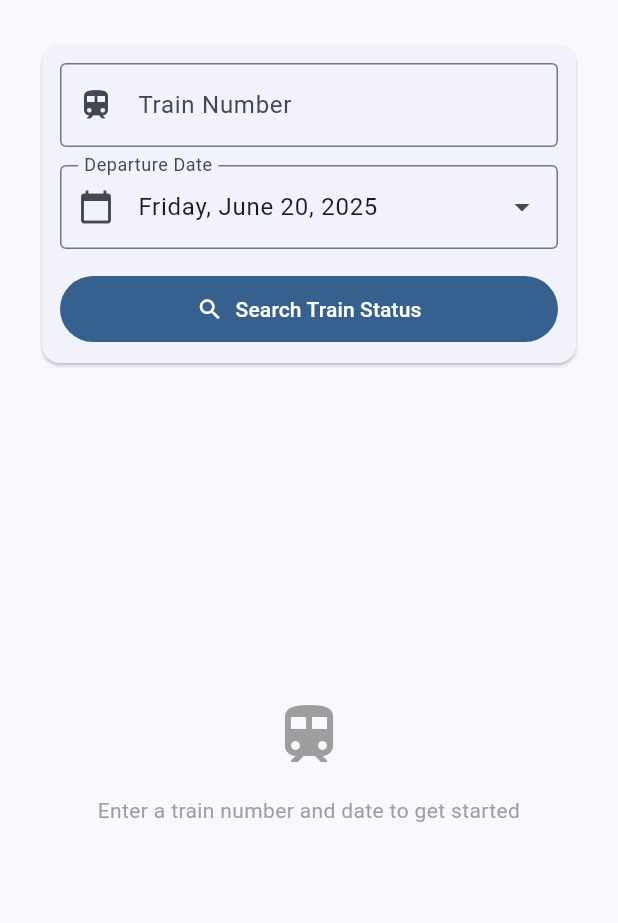
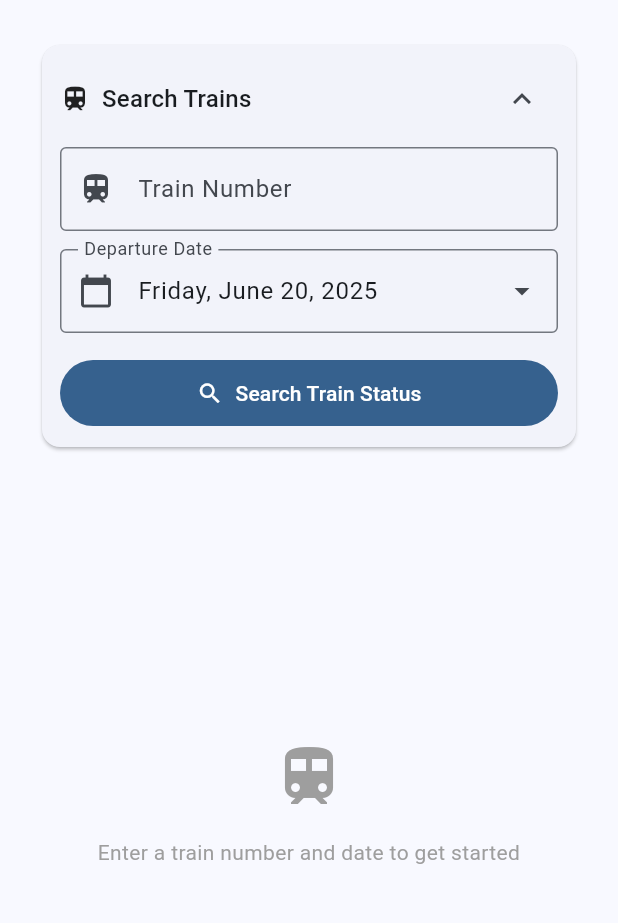
Before and after one commit to nikhilweee/amtrak-live, a Flutter app: the screen it shows after launch, on a phone screen of 412 x 824 dp, the part 63-986 px from its top. Run offline on Flutter 3.47's test engine with Material 3 defaults, Android fonts, the light colour scheme and no system bars; our stand-ins replace shared_preferences, timezone.

Commit message:
feat: implement animations

```diff
--- a/lib/widgets/search_form.dart
+++ b/lib/widgets/search_form.dart
@@ -112,32 +112,47 @@ class _SearchFormState extends State<SearchForm> {
       margin: const EdgeInsets.symmetric(horizontal: 16, vertical: 4),
       child: Padding(
         padding: const EdgeInsets.all(12.0),
-        child: _isExpanded ? _buildExpandedForm() : _buildCollapsedHeader(),
+        child: Column(
+          children: [
+            // Always show the header (collapsed state info with expand/collapse button)
+            _buildHeader(),
+            // Animated expanded form fields
+            AnimatedSize(
+              duration: const Duration(milliseconds: 300),
+              curve: Curves.easeInOut,
+              alignment: Alignment.topCenter,
+              child: SizedBox(
+                width: double.infinity,
+                child: _isExpanded
+                    ? _buildFormFields()
+                    : const SizedBox.shrink(),
+              ),
+            ),
+          ],
+        ),
       ),
     );
   }
 
-  Widget _buildCollapsedHeader() {
-    return InkWell(
-      onTap: _expandForm,
-      child: Container(
-        padding: const EdgeInsets.symmetric(vertical: 4.0),
-        child: Row(
+  Widget _buildHeader() {
+    return Row(
       children: [
         // Train info
         const Icon(Icons.train, size: 20),
         const SizedBox(width: 8),
         Expanded(
           child: Text(
-                _trainNumberController.text.isNotEmpty
+            _isExpanded
+                ? 'Search Trains'
+                : (_trainNumberController.text.isNotEmpty
                     ? 'Train ${_trainNumberController.text}'
-                    : 'No train selected',
+                    : 'No train selected'),
             style: Theme.of(context).textTheme.titleMedium,
           ),
         ),
 
-            // Date info
-            if (_selectedDate != null) ...[
+        // Date info (only show when collapsed)
+        if (!_isExpanded && _selectedDate != null) ...[
           const Icon(Icons.calendar_today, size: 16, color: Colors.grey),
           const SizedBox(width: 4),
           Text(
@@ -149,18 +164,21 @@ class _SearchFormState extends State<SearchForm> {
           const SizedBox(width: 12),
         ],
 
-            // Down arrow indicator
-            const Icon(Icons.keyboard_arrow_down, color: Colors.grey),
+        // Expand/Collapse arrow indicator
+        IconButton(
+          onPressed: _isExpanded ? _collapseForm : _expandForm,
+          icon: Icon(_isExpanded ? Icons.keyboard_arrow_up : Icons.keyboard_arrow_down),
+          tooltip: _isExpanded ? 'Collapse' : 'Expand',
+        ),
       ],
-        ),
-      ),
     );
   }
 
-  Widget _buildExpandedForm() {
+  Widget _buildFormFields() {
     return Column(
       crossAxisAlignment: CrossAxisAlignment.stretch,
       children: [
+        const SizedBox(height: 8),
         // Train Number Input
         TextField(
           controller: _trainNumberController,
```
Also changed, not shown: lib/widgets/search_results.dart (+28 -4 lines). Lines whose indentation alone changed are shown as unchanged.
